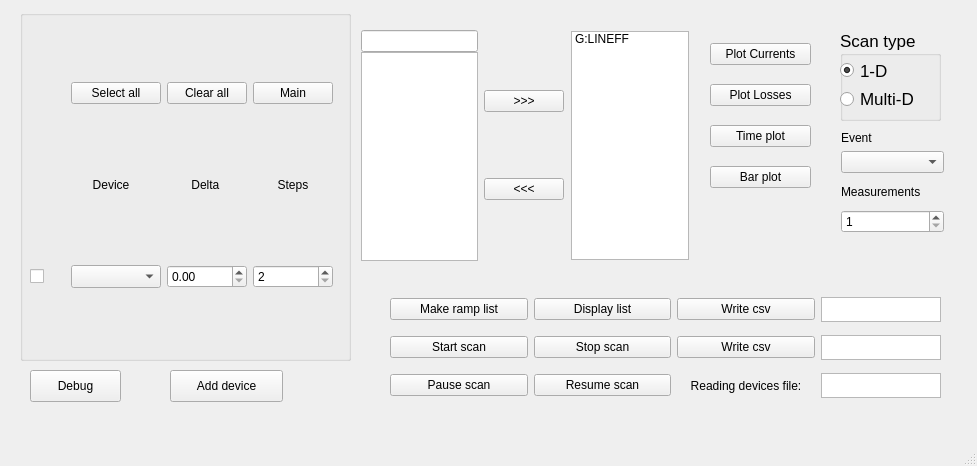
The window that gui_window.ui (rsharankova/LinacDeviceScan) describes before a commit, drawn with Qt 5.
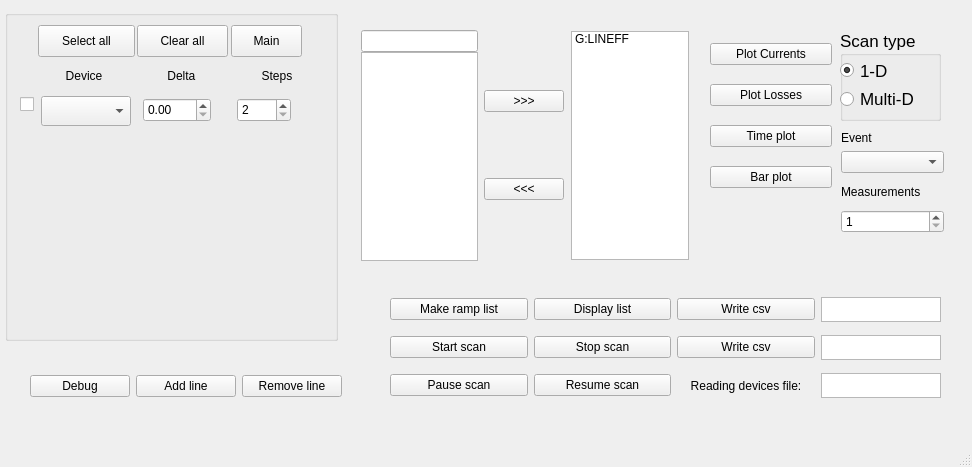
The same window after the commit. The open tabs and pages were chosen to show the change.

Commit message: add line functionality

```diff
--- a/gui_window.ui
+++ b/gui_window.ui
@@ -6,10 +6,16 @@
    <rect>
     <x>0</x>
     <y>0</y>
-    <width>977</width>
-    <height>466</height>
+    <width>972</width>
+    <height>467</height>
    </rect>
   </property>
+  <property name="sizePolicy">
+   <sizepolicy hsizetype="Expanding" vsizetype="Expanding">
+    <horstretch>0</horstretch>
+    <verstretch>0</verstretch>
+   </sizepolicy>
+  </property>
   <property name="windowTitle">
    <string>Phase scan </string>
   </property>
@@ -34,7 +40,7 @@
       <number>1</number>
      </property>
      <item>
-      <widget class="QLabel" name="label_1">
+      <widget class="QLabel" name="label_10">
        <property name="autoFillBackground">
         <bool>false</bool>
        </property>
@@ -54,7 +60,7 @@
       </widget>
      </item>
      <item>
-      <widget class="QLabel" name="label_2">
+      <widget class="QLabel" name="label_11">
        <property name="autoFillBackground">
         <bool>false</bool>
        </property>
@@ -166,7 +172,7 @@
       </widget>
      </item>
      <item row="2" column="2">
-      <widget class="QLabel" name="label_9">
+      <widget class="QLabel" name="label_12">
        <property name="text">
         <string>Reading devices file:</string>
        </property>
@@ -280,7 +286,7 @@
      <rect>
       <x>710</x>
       <y>30</y>
-      <width>101</width>
+      <width>122</width>
       <height>171</height>
      </rect>
     </property>
@@ -318,23 +324,35 @@
    <widget class="QStackedWidget" name="stackedWidget">
     <property name="geometry">
      <rect>
-      <x>10</x>
+      <x>0</x>
       <y>0</y>
-      <width>351</width>
-      <height>381</height>
+      <width>361</width>
+      <height>371</height>
      </rect>
     </property>
+    <property name="sizePolicy">
+     <sizepolicy hsizetype="Expanding" vsizetype="Expanding">
+      <horstretch>0</horstretch>
+      <verstretch>0</verstretch>
+     </sizepolicy>
+    </property>
     <property name="currentIndex">
-     <number>0</number>
+     <number>1</number>
     </property>
     <widget class="QWidget" name="page_main">
+     <property name="sizePolicy">
+      <sizepolicy hsizetype="Expanding" vsizetype="Expanding">
+       <horstretch>0</horstretch>
+       <verstretch>0</verstretch>
+      </sizepolicy>
+     </property>
      <widget class="QGroupBox" name="phase_groupBox">
       <property name="geometry">
        <rect>
-        <x>0</x>
-        <y>20</y>
-        <width>341</width>
-        <height>351</height>
+        <x>5</x>
+        <y>10</y>
+        <width>342</width>
+        <height>336</height>
        </rect>
       </property>
       <property name="title">
@@ -343,16 +361,9 @@
       <property name="flat">
        <bool>true</bool>
       </property>
-      <widget class="QWidget" name="gridLayoutWidget_2">
-       <property name="geometry">
-        <rect>
-         <x>10</x>
-         <y>10</y>
-         <width>321</width>
-         <height>332</height>
-        </rect>
-       </property>
-       <layout class="QGridLayout" name="gridLayout_2">
+      <layout class="QGridLayout" name="gridLayout_6">
+       <item row="0" column="0">
+        <layout class="QGridLayout" name="main_gridLayout">
         <item row="8" column="3">
          <widget class="QSpinBox" name="steps_spinBox_7">
           <property name="minimum">
@@ -445,7 +456,7 @@
          </widget>
         </item>
         <item row="1" column="1">
-         <widget class="QLabel" name="label_3">
+          <widget class="QLabel" name="label_1">
           <property name="sizePolicy">
            <sizepolicy hsizetype="Fixed" vsizetype="Preferred">
             <horstretch>0</horstretch>
@@ -477,7 +488,7 @@
          </widget>
         </item>
         <item row="1" column="2">
-         <widget class="QLabel" name="label">
+          <widget class="QLabel" name="label_2">
           <property name="sizePolicy">
            <sizepolicy hsizetype="Minimum" vsizetype="Minimum">
             <horstretch>0</horstretch>
@@ -523,7 +534,7 @@
          </widget>
         </item>
         <item row="1" column="3">
-         <widget class="QLabel" name="label_6">
+          <widget class="QLabel" name="label_3">
           <property name="sizePolicy">
            <sizepolicy hsizetype="Fixed" vsizetype="Fixed">
             <horstretch>0</horstretch>
@@ -888,57 +899,41 @@
          </widget>
         </item>
        </layout>
-      </widget>
+       </item>
+      </layout>
      </widget>
     </widget>
     <widget class="QWidget" name="page_other">
-     <widget class="QGroupBox" name="other_groupBox">
+     <widget class="QGroupBox" name="dev_groupBox">
       <property name="geometry">
        <rect>
-        <x>10</x>
+        <x>5</x>
         <y>10</y>
-        <width>331</width>
-        <height>351</height>
+        <width>333</width>
+        <height>331</height>
        </rect>
       </property>
-      <property name="title">
-       <string/>
-      </property>
-      <property name="flat">
-       <bool>true</bool>
-      </property>
-      <widget class="QWidget" name="gridLayoutWidget_5">
-       <property name="geometry">
-        <rect>
-         <x>10</x>
-         <y>10</y>
-         <width>303</width>
-         <height>332</height>
-        </rect>
-       </property>
-       <layout class="QGridLayout" name="gridLayout_4">
-        <item row="2" column="0">
-         <widget class="QCheckBox" name="dev_checkBox_1">
           <property name="sizePolicy">
-           <sizepolicy hsizetype="MinimumExpanding" vsizetype="Fixed">
+       <sizepolicy hsizetype="Expanding" vsizetype="Expanding">
             <horstretch>0</horstretch>
             <verstretch>0</verstretch>
            </sizepolicy>
           </property>
-          <property name="text">
+      <property name="title">
            <string/>
           </property>
-         </widget>
-        </item>
-        <item row="0" column="2">
-         <widget class="QPushButton" name="clearall_pushButton_2">
-          <property name="text">
-           <string>Clear all</string>
-          </property>
-         </widget>
-        </item>
-        <item row="0" column="3">
+      <property name="flat">
+       <bool>true</bool>
+      </property>
          <widget class="QPushButton" name="mainP_pushButton">
+       <property name="geometry">
+        <rect>
+         <x>226</x>
+         <y>15</y>
+         <width>71</width>
+         <height>32</height>
+        </rect>
+       </property>
           <property name="text">
            <string>Main</string>
           </property>
@@ -946,16 +941,28 @@
            <bool>false</bool>
           </property>
          </widget>
-        </item>
-        <item row="0" column="1">
-         <widget class="QPushButton" name="selectall_pushButton_2">
+      <widget class="QPushButton" name="clearall_pushButton_2">
+       <property name="geometry">
+        <rect>
+         <x>132</x>
+         <y>15</y>
+         <width>91</width>
+         <height>32</height>
+        </rect>
+       </property>
           <property name="text">
-           <string>Select all</string>
-          </property>
-         </widget>
-        </item>
-        <item row="1" column="2">
-         <widget class="QLabel" name="label_10">
+        <string>Clear all</string>
+       </property>
+      </widget>
+      <widget class="QLabel" name="label_5">
+       <property name="geometry">
+        <rect>
+         <x>138</x>
+         <y>53</y>
+         <width>80</width>
+         <height>25</height>
+        </rect>
+       </property>
           <property name="sizePolicy">
            <sizepolicy hsizetype="Minimum" vsizetype="Minimum">
             <horstretch>0</horstretch>
@@ -978,16 +985,28 @@
            <set>Qt::AlignCenter</set>
           </property>
          </widget>
-        </item>
-        <item row="2" column="2">
          <widget class="QDoubleSpinBox" name="doubleSpinBox_8">
+       <property name="geometry">
+        <rect>
+         <x>138</x>
+         <y>88</y>
+         <width>68</width>
+         <height>24</height>
+        </rect>
+       </property>
           <property name="singleStep">
            <double>0.500000000000000</double>
           </property>
          </widget>
-        </item>
-        <item row="1" column="1">
-         <widget class="QLabel" name="label_11">
+      <widget class="QLabel" name="label_4">
+       <property name="geometry">
+        <rect>
+         <x>39</x>
+         <y>53</y>
+         <width>80</width>
+         <height>25</height>
+        </rect>
+       </property>
           <property name="sizePolicy">
            <sizepolicy hsizetype="Fixed" vsizetype="Preferred">
             <horstretch>0</horstretch>
@@ -1010,9 +1029,28 @@
            <set>Qt::AlignCenter</set>
           </property>
          </widget>
-        </item>
-        <item row="1" column="3">
-         <widget class="QLabel" name="label_12">
+      <widget class="QPushButton" name="selectall_pushButton_2">
+       <property name="geometry">
+        <rect>
+         <x>33</x>
+         <y>15</y>
+         <width>97</width>
+         <height>32</height>
+        </rect>
+       </property>
+       <property name="text">
+        <string>Select all</string>
+       </property>
+      </widget>
+      <widget class="QLabel" name="label_6">
+       <property name="geometry">
+        <rect>
+         <x>232</x>
+         <y>53</y>
+         <width>80</width>
+         <height>25</height>
+        </rect>
+       </property>
           <property name="sizePolicy">
            <sizepolicy hsizetype="Fixed" vsizetype="Fixed">
             <horstretch>0</horstretch>
@@ -1035,9 +1073,15 @@
            <set>Qt::AlignCenter</set>
           </property>
          </widget>
-        </item>
-        <item row="2" column="3">
          <widget class="QSpinBox" name="steps_spinBox_8">
+       <property name="geometry">
+        <rect>
+         <x>232</x>
+         <y>88</y>
+         <width>54</width>
+         <height>24</height>
+        </rect>
+       </property>
           <property name="minimum">
            <number>2</number>
           </property>
@@ -1045,14 +1089,33 @@
            <number>100</number>
           </property>
          </widget>
-        </item>
-        <item row="2" column="1">
+      <widget class="QCheckBox" name="dev_checkBox_8">
+       <property name="geometry">
+        <rect>
+         <x>15</x>
+         <y>85</y>
+         <width>19</width>
+         <height>18</height>
+        </rect>
+       </property>
+       <property name="sizePolicy">
+        <sizepolicy hsizetype="MinimumExpanding" vsizetype="Fixed">
+         <horstretch>0</horstretch>
+         <verstretch>0</verstretch>
+        </sizepolicy>
+       </property>
+       <property name="text">
+        <string/>
+       </property>
+      </widget>
          <widget class="QComboBox" name="dev_comboBox_8">
-          <property name="sizePolicy">
-           <sizepolicy hsizetype="MinimumExpanding" vsizetype="Fixed">
-            <horstretch>0</horstretch>
-            <verstretch>0</verstretch>
-           </sizepolicy>
+       <property name="geometry">
+        <rect>
+         <x>36</x>
+         <y>86</y>
+         <width>90</width>
+         <height>30</height>
+        </rect>
           </property>
           <property name="minimumSize">
            <size>
@@ -1066,9 +1129,6 @@
             <height>30</height>
            </size>
           </property>
-         </widget>
-        </item>
-       </layout>
       </widget>
      </widget>
     </widget>
@@ -1076,10 +1136,10 @@
      <widget class="QGroupBox" name="cube_groupBox">
       <property name="geometry">
        <rect>
-        <x>9</x>
-        <y>20</y>
-        <width>311</width>
-        <height>141</height>
+        <x>10</x>
+        <y>10</y>
+        <width>293</width>
+        <height>163</height>
        </rect>
       </property>
       <property name="title">
@@ -1094,16 +1154,9 @@
       <property name="checked">
        <bool>false</bool>
       </property>
-      <widget class="QWidget" name="gridLayoutWidget_4">
-       <property name="geometry">
-        <rect>
-         <x>10</x>
-         <y>10</y>
-         <width>291</width>
-         <height>132</height>
-        </rect>
-       </property>
-       <layout class="QGridLayout" name="gridLayout">
+      <layout class="QGridLayout" name="gridLayout_7">
+       <item row="0" column="0">
+        <layout class="QGridLayout" name="debug_gridLayout">
         <item row="3" column="2">
          <widget class="QSpinBox" name="cube_steps_spinBox_3">
           <property name="minimum">
@@ -1156,28 +1209,6 @@
          </widget>
         </item>
         <item row="0" column="0">
-         <widget class="QLabel" name="label_5">
-          <property name="sizePolicy">
-           <sizepolicy hsizetype="Fixed" vsizetype="Preferred">
-            <horstretch>0</horstretch>
-            <verstretch>0</verstretch>
-           </sizepolicy>
-          </property>
-          <property name="minimumSize">
-           <size>
-            <width>80</width>
-            <height>25</height>
-           </size>
-          </property>
-          <property name="text">
-           <string>Device</string>
-          </property>
-          <property name="alignment">
-           <set>Qt::AlignCenter</set>
-          </property>
-         </widget>
-        </item>
-        <item row="0" column="1">
          <widget class="QLabel" name="label_7">
           <property name="sizePolicy">
            <sizepolicy hsizetype="Fixed" vsizetype="Preferred">
@@ -1192,14 +1223,14 @@
            </size>
           </property>
           <property name="text">
-           <string>Delta</string>
+            <string>Device</string>
           </property>
           <property name="alignment">
            <set>Qt::AlignCenter</set>
           </property>
          </widget>
         </item>
-        <item row="0" column="2">
+         <item row="0" column="1">
          <widget class="QLabel" name="label_8">
           <property name="sizePolicy">
            <sizepolicy hsizetype="Fixed" vsizetype="Preferred">
@@ -1214,6 +1245,28 @@
            </size>
           </property>
           <property name="text">
+            <string>Delta</string>
+           </property>
+           <property name="alignment">
+            <set>Qt::AlignCenter</set>
+           </property>
+          </widget>
+         </item>
+         <item row="0" column="2">
+          <widget class="QLabel" name="label_9">
+           <property name="sizePolicy">
+            <sizepolicy hsizetype="Fixed" vsizetype="Preferred">
+             <horstretch>0</horstretch>
+             <verstretch>0</verstretch>
+            </sizepolicy>
+           </property>
+           <property name="minimumSize">
+            <size>
+             <width>80</width>
+             <height>25</height>
+            </size>
+           </property>
+           <property name="text">
            <string>Steps</string>
           </property>
           <property name="alignment">
@@ -1222,38 +1275,10 @@
          </widget>
         </item>
        </layout>
-      </widget>
-     </widget>
-    </widget>
-   </widget>
-   <widget class="QPushButton" name="debug_pushButton">
-    <property name="geometry">
-     <rect>
-      <x>30</x>
-      <y>370</y>
-      <width>91</width>
-      <height>32</height>
-     </rect>
-    </property>
-    <property name="text">
-     <string>Debug</string>
-    </property>
-    <property name="checkable">
-     <bool>true</bool>
-    </property>
-   </widget>
-   <widget class="QPushButton" name="addDevice_pushButton">
-    <property name="geometry">
-     <rect>
-      <x>170</x>
-      <y>370</y>
-      <width>113</width>
-      <height>32</height>
-     </rect>
-    </property>
-    <property name="text">
-     <string>Add device</string>
-    </property>
+       </item>
+      </layout>
+     </widget>
+    </widget>
    </widget>
    <widget class="QWidget" name="horizontalLayoutWidget_2">
     <property name="geometry">
@@ -1288,10 +1313,10 @@
           <bool>true</bool>
          </attribute>
          <attribute name="horizontalHeaderCascadingSectionResizes">
-          <bool>true</bool>
+          <bool>false</bool>
          </attribute>
          <attribute name="horizontalHeaderDefaultSectionSize">
-          <number>21</number>
+          <number>0</number>
          </attribute>
          <attribute name="horizontalHeaderHighlightSections">
           <bool>false</bool>
@@ -1303,7 +1328,7 @@
           <bool>true</bool>
          </attribute>
          <attribute name="verticalHeaderDefaultSectionSize">
-          <number>21</number>
+          <number>0</number>
          </attribute>
          <attribute name="verticalHeaderHighlightSections">
           <bool>false</bool>
@@ -1372,13 +1397,49 @@
      </item>
     </layout>
    </widget>
+   <widget class="QWidget" name="layoutWidget">
+    <property name="geometry">
+     <rect>
+      <x>30</x>
+      <y>370</y>
+      <width>312</width>
+      <height>32</height>
+     </rect>
+    </property>
+    <layout class="QHBoxLayout" name="horizontalLayout_2">
+     <item>
+      <widget class="QPushButton" name="debug_pushButton">
+       <property name="text">
+        <string>Debug</string>
+       </property>
+       <property name="checkable">
+        <bool>true</bool>
+       </property>
+      </widget>
+     </item>
+     <item>
+      <widget class="QPushButton" name="addDevice_pushButton">
+       <property name="text">
+        <string>Add line</string>
+       </property>
+      </widget>
+     </item>
+     <item>
+      <widget class="QPushButton" name="removeDevice_pushButton">
+       <property name="text">
+        <string>Remove line</string>
+       </property>
+      </widget>
+     </item>
+    </layout>
+   </widget>
   </widget>
   <widget class="QMenuBar" name="menubar">
    <property name="geometry">
     <rect>
      <x>0</x>
      <y>0</y>
-     <width>977</width>
+     <width>972</width>
      <height>24</height>
     </rect>
    </property>
```
Lines whose indentation alone changed are shown as unchanged. The commit also changes 1 other file.
